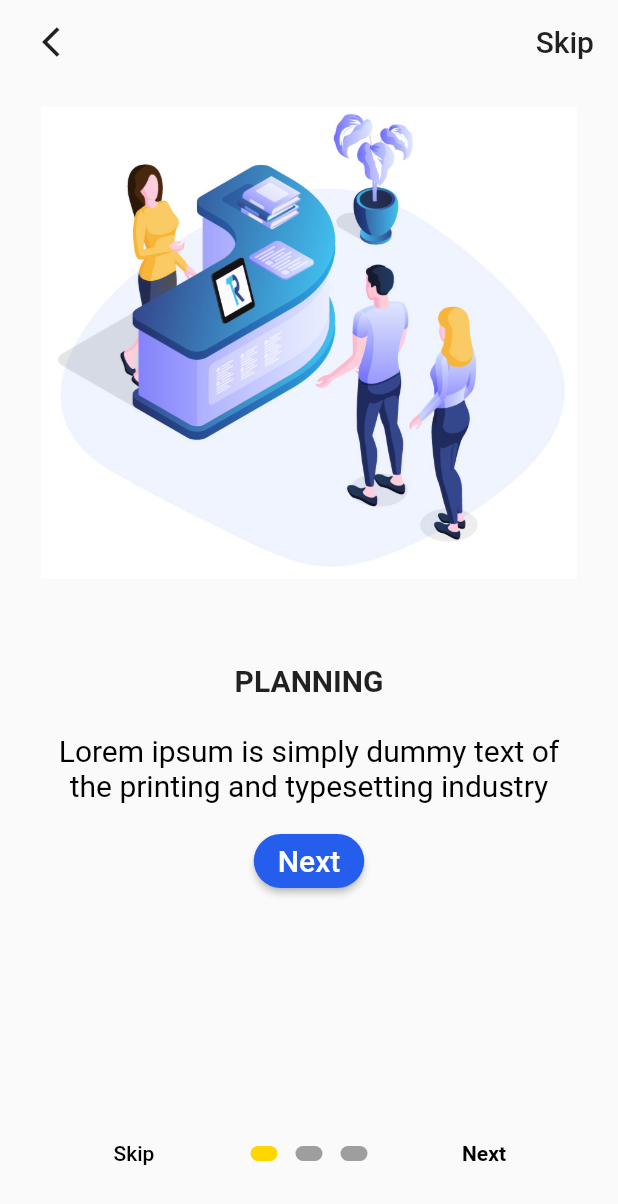
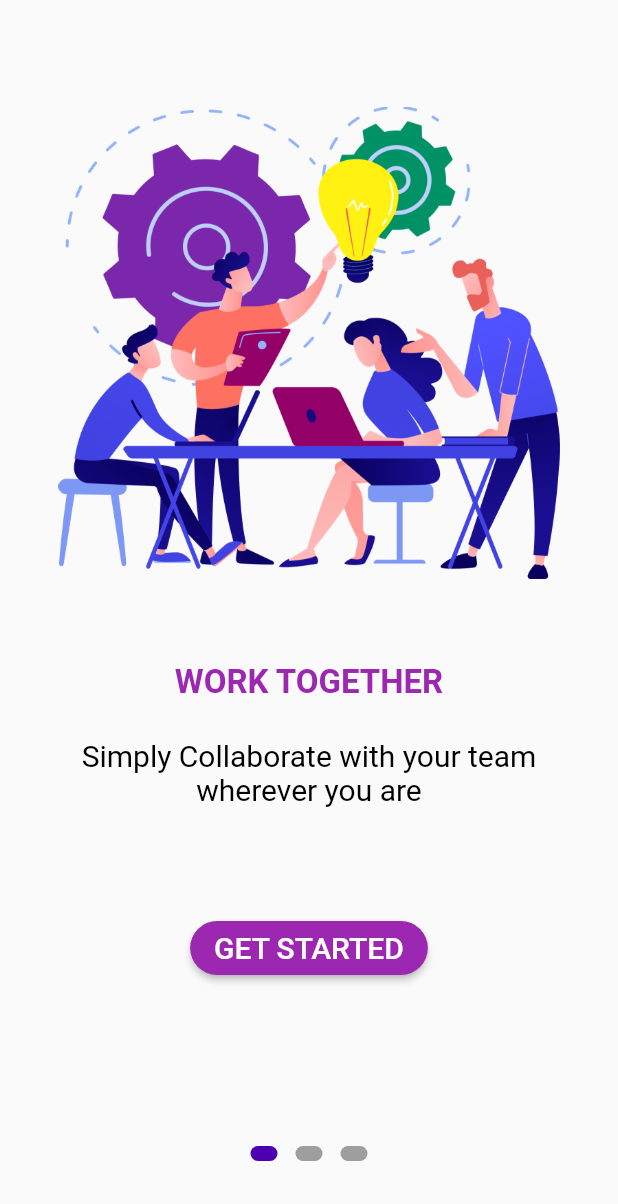
Before and after one commit to shivamkushwah47/task-management, a Flutter app: the screen it shows after launch, on a phone screen of 412 x 824 dp. Shown: the top 1204 px of the screen. Run offline on Flutter 3.47's test engine with Material 2 defaults, Android fonts, the phone set to English and light mode, and no system bars; drawn by our look-alikes of introduction_screen; our stand-ins replace animated_splash_screen, cloud_firestore, connectivity_plus, email_validator, firebase_auth, firebase_core and 6 more; missing offline and left inert: fl_country_code_picker; accounts and stored records are empty.

Commit message:
Umesh introscreen change

```diff
--- a/lib/feature/Introduction/view/introduction_view.dart
+++ b/lib/feature/Introduction/view/introduction_view.dart
@@ -14,20 +14,20 @@ class IntroView extends GetView<IntroController> {
         title: Row(
           mainAxisAlignment: MainAxisAlignment.spaceBetween,
           children: [
-            Align(
-              alignment: Alignment.bottomRight,
-              child: IconButton(
-                  onPressed: () {},
-                  color: Colors.black87,
-                  icon: Icon(Icons.arrow_back_ios)),
-            ),
-            InkWell(
-              child: Text(
-                "Skip",
-                style: TextStyle(fontSize: 20, color: Colors.black87),
-              ),
-              onTap: () => Get.toNamed(Routes.dashboard),
-            )
+            // Align(
+            //   alignment: Alignment.bottomRight,
+            //   child: IconButton(
+            //       onPressed: () {},
+            //       color: Colors.black87,
+            //       icon: Icon(Icons.arrow_back_ios)),
+            // ),
+            // InkWell(
+            //   child: Text(
+            //     "Skip",
+            //     style: TextStyle(fontSize: 20, color: Colors.black87),
+            //   ),
+            //   onTap: () => Get.toNamed(Routes.dashboard),
+            // )
           ],
         ),
         elevation: 0,
@@ -38,77 +38,82 @@ class IntroView extends GetView<IntroController> {
         child: IntroductionScreen(
           pages: [
             PageViewModel(
-                title: "PLANNING",
-                image: Image.asset('assets/Image/visitor-management.jpg'),
+                title: "WORK TOGETHER",
+                image: Image.asset('assets/Image/introduction1.png'),
                 bodyWidget: Column(
                   children: [
                     Text(
-                      'Lorem ipsum is simply dummy text of the printing and typesetting industry',
+                      'Simply Collaborate with your team wherever you are',
                       textAlign: TextAlign.center,
                       style: TextStyle(fontSize: 20, color: Colors.black),
                     ),
                     SizedBox(
-                      height: 15,
+                      height: 70,
                     ),
                     ElevatedButton(
                       style: ElevatedButton.styleFrom(
-                          backgroundColor: Color(0xff255DEC),
+                          backgroundColor: Colors.purple,
                           shape: StadiumBorder()),
-                      child: Text("Next",
+                      child: Text("GET STARTED",
                           style: TextStyle(color: Colors.white, fontSize: 20)),
-                      onPressed: () {},
+                      onPressed: () { Get.toNamed(Routes.dashboard);},
                     )
                   ],
                 ),
-                decoration: PageDecoration()),
+
+                decoration: PageDecoration( titleTextStyle: TextStyle(color: Colors.purple,fontSize: 22, fontWeight: FontWeight.bold),)),
             PageViewModel(
-                title: "STARTUP",
-                image: Image.asset('assets/Image/visitor-management.jpg'),
+                title: "GET ORGANIZED",
+                image: Image.asset('assets/Image/introduction2.jpg'),
+
                 bodyWidget: Column(
                   children: [
                     Text(
-                      'Lorem ipsum is simply dummy text of the printing and typesetting industry',
+                      'Stay on top of your work',
+                      textAlign: TextAlign.center,
+                      style: TextStyle(fontSize: 20, color: Colors.black),
+                    ),
+
+
+                    SizedBox(
+                      height: 92,
+                    ),
+                    ElevatedButton(
+                      style: ElevatedButton.styleFrom(
+                          backgroundColor: Colors.purple,
+                          shape: StadiumBorder()),
+                      child: Text("GET STARTED",
+                          style: TextStyle(color: Colors.white, fontSize: 20)),
+                      onPressed: () {Get.toNamed(Routes.dashboard);},
+                    )
+                  ],
+                ),
+                decoration: PageDecoration(titleTextStyle: TextStyle(color: Colors.purple,fontSize: 22, fontWeight: FontWeight.bold),)),
+            PageViewModel(
+
+                title: "SIMPLY",
+                image: Image.asset('assets/Image/introduction3.jpg'),
+                bodyWidget: Column(
+                  children: [
+                    Text(
+                      'Ubi task keeps it simple and lets you focus on your work',
                       textAlign: TextAlign.center,
                       style: TextStyle(fontSize: 20, color: Colors.black),
                     ),
                     SizedBox(
-                      height: 18,
+                      height: 70,
                     ),
                     ElevatedButton(
                       style: ElevatedButton.styleFrom(
-                          backgroundColor: Color(0xff255DEC),
+                          backgroundColor: Colors.purple,
                           shape: StadiumBorder()),
-                      child: Text("Next",
+                      child: Text("GET STARTED",
                           style: TextStyle(color: Colors.white, fontSize: 20)),
-                      onPressed: () {},
+                      onPressed: () {Get.toNamed(Routes.dashboard);},
                     )
                   ],
                 ),
-                decoration: PageDecoration()),
-            PageViewModel(
-                title: "SUCCESS",
-                image: Image.asset('assets/Image/visitor-management.jpg'),
-                bodyWidget: Column(
-                  children: [
-                    Text(
-                      'Lorem ipsum is simply dummy text of the printing and typesetting industry',
-                      textAlign: TextAlign.center,
-                      style: TextStyle(fontSize: 20, color: Colors.black),
-                    ),
-                    SizedBox(
-                      height: 20,
-                    ),
-                    ElevatedButton(
-                      style: ElevatedButton.styleFrom(
-                          backgroundColor: Color(0xff255DEC),
-                          shape: StadiumBorder()),
-                      child: Text("Next",
-                          style: TextStyle(color: Colors.white, fontSize: 20)),
-                      onPressed: () {},
-                    )
-                  ],
-                ),
-                decoration: PageDecoration()),
+                decoration: PageDecoration(titleTextStyle: TextStyle(color: Colors.purple,fontSize: 22, fontWeight: FontWeight.bold),)),
           ],
           onDone: () {
             // For skip the Inroduction Screen
@@ -120,12 +125,12 @@ class IntroView extends GetView<IntroController> {
           showSkipButton: true,
           showBackButton: false,
           skip: Text(
-            'Skip',
+            '',
             style: TextStyle(color: Colors.black),
           ),
           next:
-              const Text("Next", style: TextStyle(color: Colors.black,fontWeight: FontWeight.w600)),
-          done: const Text("Done",
+              const Text("", style: TextStyle(color: Colors.black,fontWeight: FontWeight.w600)),
+          done: const Text("",
               style: TextStyle(color: Colors.black, fontSize: 16)),
           dotsDecorator: const DotsDecorator(
             size: Size(18.0, 10.0),
@@ -133,7 +138,7 @@ class IntroView extends GetView<IntroController> {
             color: Colors.grey,
             //color of dots
             activeSize: Size(18.0, 10.0),
-            activeColor: Color(0xffFFD600),
+            activeColor: Color(0xff4C00B0),
             //color of active dot
               activeShape: RoundedRectangleBorder(
                 borderRadius: BorderRadius.all(Radius.circular(20.0)),
@@ -143,8 +148,22 @@ class IntroView extends GetView<IntroController> {
               borderRadius: BorderRadius.all(Radius.circular(20.0)),
             ),
           ),
+
+
         ),
+
+
+
+
+
+
       ),
+
+
+
+
+
+
     );
   }
 }
```
Also changed, not shown: assets/Image/introduction1.png (added), assets/Image/introduction2.jpg (added), assets/Image/introduction3.jpg (added).
